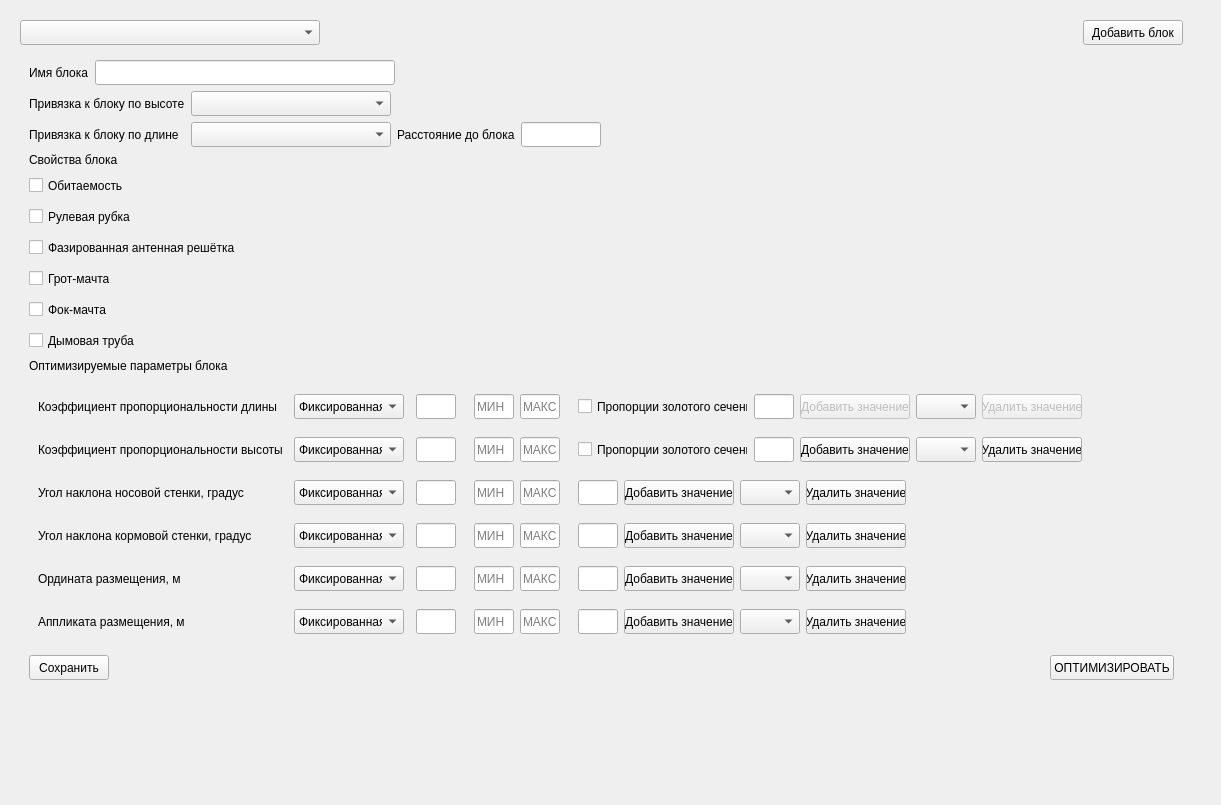
Qt form source/gui/enteringblocks.ui (baseoleph/secad) before a commit.
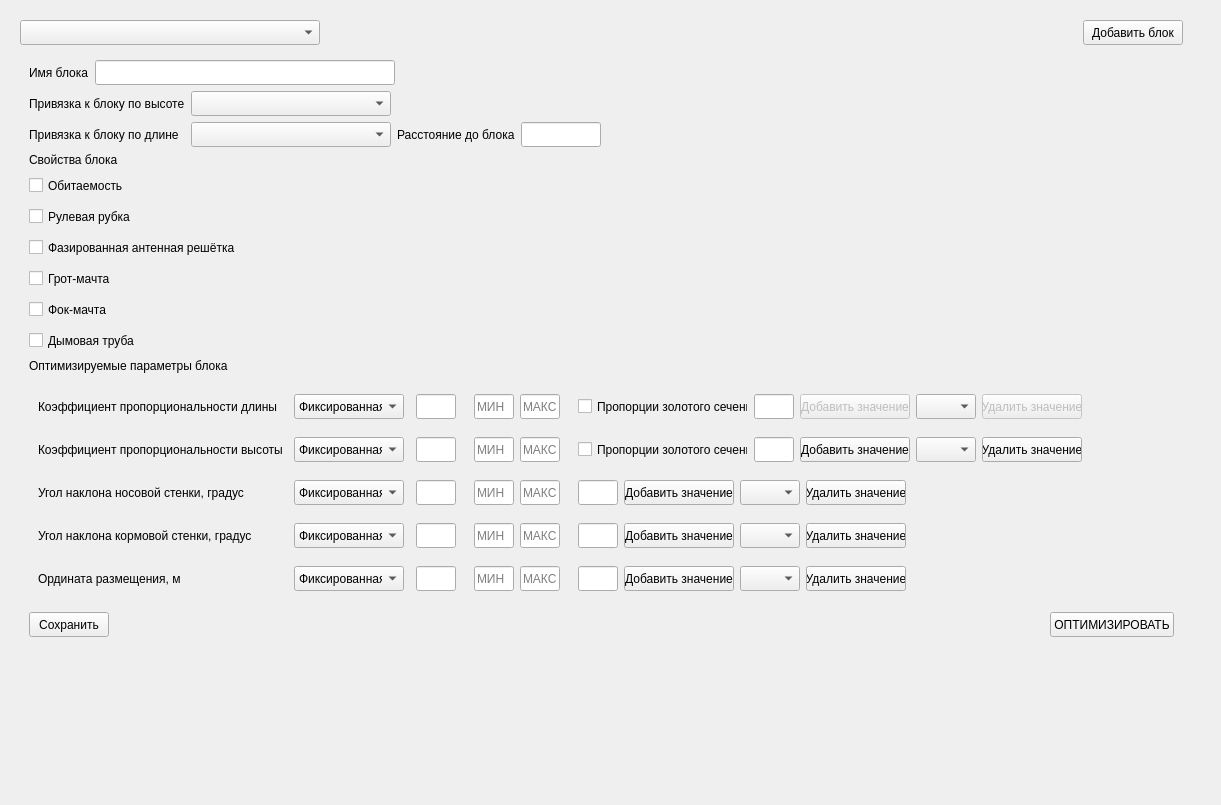
The same form after that commit.

Commit message: enteringblocks.ui: block's applicate is determined

The edit to the form file:
```diff
--- a/source/gui/enteringblocks.ui
+++ b/source/gui/enteringblocks.ui
@@ -1875,288 +1875,6 @@
               </item>
              </layout>
             </item>
-            <item row="5" column="0">
-             <layout class="QHBoxLayout" name="horizontalLayout_33">
-              <item>
-               <layout class="QHBoxLayout" name="horizontalLayout_34">
-                <item>
-                 <widget class="QLabel" name="label_11">
-                  <property name="sizePolicy">
-                   <sizepolicy hsizetype="Fixed" vsizetype="Fixed">
-                    <horstretch>0</horstretch>
-                    <verstretch>0</verstretch>
-                   </sizepolicy>
-                  </property>
-                  <property name="minimumSize">
-                   <size>
-                    <width>250</width>
-                    <height>25</height>
-                   </size>
-                  </property>
-                  <property name="maximumSize">
-                   <size>
-                    <width>250</width>
-                    <height>25</height>
-                   </size>
-                  </property>
-                  <property name="text">
-                   <string>Аппликата размещения, м</string>
-                  </property>
-                 </widget>
-                </item>
-                <item>
-                 <widget class="QComboBox" name="comboBox_z">
-                  <property name="sizePolicy">
-                   <sizepolicy hsizetype="Fixed" vsizetype="Fixed">
-                    <horstretch>0</horstretch>
-                    <verstretch>0</verstretch>
-                   </sizepolicy>
-                  </property>
-                  <property name="minimumSize">
-                   <size>
-                    <width>110</width>
-                    <height>25</height>
-                   </size>
-                  </property>
-                  <property name="maximumSize">
-                   <size>
-                    <width>110</width>
-                    <height>25</height>
-                   </size>
-                  </property>
-                  <item>
-                   <property name="text">
-                    <string>Фиксированная</string>
-                   </property>
-                  </item>
-                  <item>
-                   <property name="text">
-                    <string>Непрерывная</string>
-                   </property>
-                  </item>
-                  <item>
-                   <property name="text">
-                    <string>Дискретная</string>
-                   </property>
-                  </item>
-                 </widget>
-                </item>
-               </layout>
-              </item>
-              <item>
-               <widget class="QWidget" name="horizontalWidget_z_cons" native="true">
-                <layout class="QHBoxLayout" name="horizontalLayout_35">
-                 <property name="leftMargin">
-                  <number>6</number>
-                 </property>
-                 <property name="topMargin">
-                  <number>6</number>
-                 </property>
-                 <property name="rightMargin">
-                  <number>6</number>
-                 </property>
-                 <property name="bottomMargin">
-                  <number>6</number>
-                 </property>
-                 <item>
-                  <widget class="QLineEdit" name="lineEdit_z_cons">
-                   <property name="sizePolicy">
-                    <sizepolicy hsizetype="Minimum" vsizetype="Fixed">
-                     <horstretch>0</horstretch>
-                     <verstretch>0</verstretch>
-                    </sizepolicy>
-                   </property>
-                   <property name="minimumSize">
-                    <size>
-                     <width>40</width>
-                     <height>25</height>
-                    </size>
-                   </property>
-                   <property name="maximumSize">
-                    <size>
-                     <width>40</width>
-                     <height>25</height>
-                    </size>
-                   </property>
-                   <property name="placeholderText">
-                    <string/>
-                   </property>
-                  </widget>
-                 </item>
-                </layout>
-               </widget>
-              </item>
-              <item>
-               <widget class="QWidget" name="horizontalWidget_z_cont" native="true">
-                <layout class="QHBoxLayout" name="horizontalLayout_36">
-                 <property name="leftMargin">
-                  <number>6</number>
-                 </property>
-                 <property name="topMargin">
-                  <number>6</number>
-                 </property>
-                 <property name="rightMargin">
-                  <number>6</number>
-                 </property>
-                 <property name="bottomMargin">
-                  <number>6</number>
-                 </property>
-                 <item>
-                  <widget class="QLineEdit" name="lineEdit_z_cont_min">
-                   <property name="sizePolicy">
-                    <sizepolicy hsizetype="Fixed" vsizetype="Fixed">
-                     <horstretch>0</horstretch>
-                     <verstretch>0</verstretch>
-                    </sizepolicy>
-                   </property>
-                   <property name="minimumSize">
-                    <size>
-                     <width>40</width>
-                     <height>25</height>
-                    </size>
-                   </property>
-                   <property name="maximumSize">
-                    <size>
-                     <width>40</width>
-                     <height>25</height>
-                    </size>
-                   </property>
-                   <property name="placeholderText">
-                    <string>МИН</string>
-                   </property>
-                  </widget>
-                 </item>
-                 <item>
-                  <widget class="QLineEdit" name="lineEdit_z_cont_max">
-                   <property name="sizePolicy">
-                    <sizepolicy hsizetype="Fixed" vsizetype="Fixed">
-                     <horstretch>0</horstretch>
-                     <verstretch>0</verstretch>
-                    </sizepolicy>
-                   </property>
-                   <property name="minimumSize">
-                    <size>
-                     <width>40</width>
-                     <height>25</height>
-                    </size>
-                   </property>
-                   <property name="maximumSize">
-                    <size>
-                     <width>40</width>
-                     <height>25</height>
-                    </size>
-                   </property>
-                   <property name="placeholderText">
-                    <string>МАКС</string>
-                   </property>
-                  </widget>
-                 </item>
-                </layout>
-               </widget>
-              </item>
-              <item>
-               <widget class="QWidget" name="horizontalWidget_z_disc" native="true">
-                <layout class="QHBoxLayout" name="horizontalLayout_37">
-                 <property name="leftMargin">
-                  <number>6</number>
-                 </property>
-                 <property name="topMargin">
-                  <number>6</number>
-                 </property>
-                 <property name="rightMargin">
-                  <number>6</number>
-                 </property>
-                 <property name="bottomMargin">
-                  <number>6</number>
-                 </property>
-                 <item>
-                  <widget class="QLineEdit" name="lineEdit_z_disc">
-                   <property name="minimumSize">
-                    <size>
-                     <width>40</width>
-                     <height>25</height>
-                    </size>
-                   </property>
-                   <property name="maximumSize">
-                    <size>
-                     <width>40</width>
-                     <height>25</height>
-                    </size>
-                   </property>
-                  </widget>
-                 </item>
-                 <item>
-                  <widget class="QPushButton" name="pushButton_z_disc_add">
-                   <property name="minimumSize">
-                    <size>
-                     <width>110</width>
-                     <height>25</height>
-                    </size>
-                   </property>
-                   <property name="maximumSize">
-                    <size>
-                     <width>110</width>
-                     <height>25</height>
-                    </size>
-                   </property>
-                   <property name="text">
-                    <string>Добавить значение</string>
-                   </property>
-                  </widget>
-                 </item>
-                 <item>
-                  <widget class="QComboBox" name="comboBox_z_disc_var">
-                   <property name="minimumSize">
-                    <size>
-                     <width>60</width>
-                     <height>25</height>
-                    </size>
-                   </property>
-                   <property name="maximumSize">
-                    <size>
-                     <width>60</width>
-                     <height>25</height>
-                    </size>
-                   </property>
-                  </widget>
-                 </item>
-                 <item>
-                  <widget class="QPushButton" name="pushButton_z_disc_delete">
-                   <property name="minimumSize">
-                    <size>
-                     <width>100</width>
-                     <height>25</height>
-                    </size>
-                   </property>
-                   <property name="maximumSize">
-                    <size>
-                     <width>100</width>
-                     <height>25</height>
-                    </size>
-                   </property>
-                   <property name="text">
-                    <string>Удалить значение</string>
-                   </property>
-                  </widget>
-                 </item>
-                </layout>
-               </widget>
-              </item>
-              <item>
-               <spacer name="horizontalSpacer_12">
-                <property name="orientation">
-                 <enum>Qt::Horizontal</enum>
-                </property>
-                <property name="sizeHint" stdset="0">
-                 <size>
-                  <width>40</width>
-                  <height>20</height>
-                 </size>
-                </property>
-               </spacer>
-              </item>
-             </layout>
-            </item>
            </layout>
           </widget>
          </item>
```
Left out of the diff: 1166 changed lines with no effect on the pictures. The commit also changes 1 other file.
